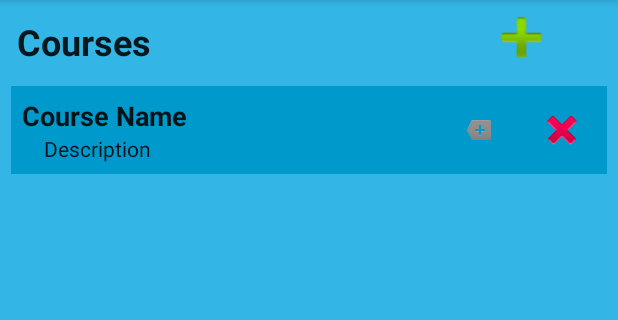
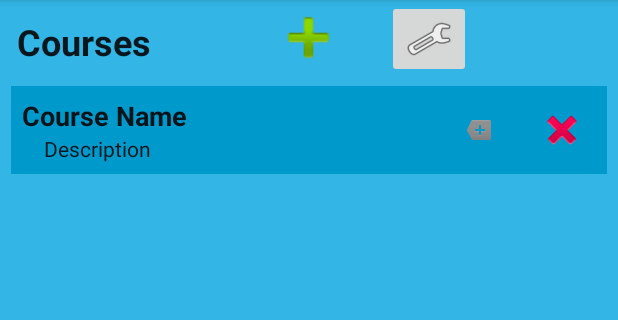
Before and after one commit to ChristaFox/StudentPlanner, an Android app: the Courses screen opened directly, with no data from a screen before it, after a tap on an icon or button, on a phone screen of 412 x 824 dp, the part 84-404 px from its top. Run offline under Robolectric (Android 15) with nearby library versions, the phone set to English and light mode, and no system bars; 1 statement that could not run was skipped.

```diff
--- a/app/src/main/java/franklin_practicum/f17gradebook/Courses.java
+++ b/app/src/main/java/franklin_practicum/f17gradebook/Courses.java
@@ -46,6 +46,15 @@ public class Courses extends AppCompatActivity {
             }
         });
 
+        coursesTextView = (TextView) findViewById(R.id.linkToResources);
+        coursesTextView.setOnClickListener(new View.OnClickListener() {
+            @Override
+            public void onClick(View v) {
+                Intent intent = new Intent(Courses.this, Resources.class);
+                startActivity(intent);
+            }
+        });
+
         addCourse = (ImageView) findViewById(R.id.addCourse);
         addCourse.setOnClickListener(new View.OnClickListener() {
             @Override
--- a/app/src/main/res/layout/activity_courses.xml
+++ b/app/src/main/res/layout/activity_courses.xml
@@ -39,13 +39,10 @@
         android:id="@+id/addCourse"
         android:layout_width="50dp"
         android:layout_height="50dp"
-        android:layout_alignParentEnd="true"
-        android:layout_alignParentRight="true"
-        android:layout_below="@+id/linearLayout"
-        android:layout_marginEnd="39dp"
-        android:layout_marginRight="39dp"
         android:clickable="true"
-        app:srcCompat="@android:drawable/ic_input_add" />
+        app:srcCompat="@android:drawable/ic_input_add"
+        android:layout_alignParentTop="true"
+        android:layout_centerHorizontal="true" />
 
     <ListView
         android:id="@+id/courseListView"
@@ -68,4 +65,16 @@
         android:scrollbars="horizontal|vertical"
         tools:listitem="@layout/activity_courses_list" />
 
+    <ImageButton
+        android:id="@+id/linkToResources"
+        android:layout_width="wrap_content"
+        android:layout_height="wrap_content"
+        android:clickable="true"
+        app:srcCompat="@android:drawable/ic_menu_manage"
+        android:layout_marginLeft="27dp"
+        android:layout_marginStart="27dp"
+        android:layout_below="@+id/linearLayout"
+        android:layout_toRightOf="@+id/addCourse"
+        android:layout_toEndOf="@+id/addCourse" />
+
 </RelativeLayout>
```
